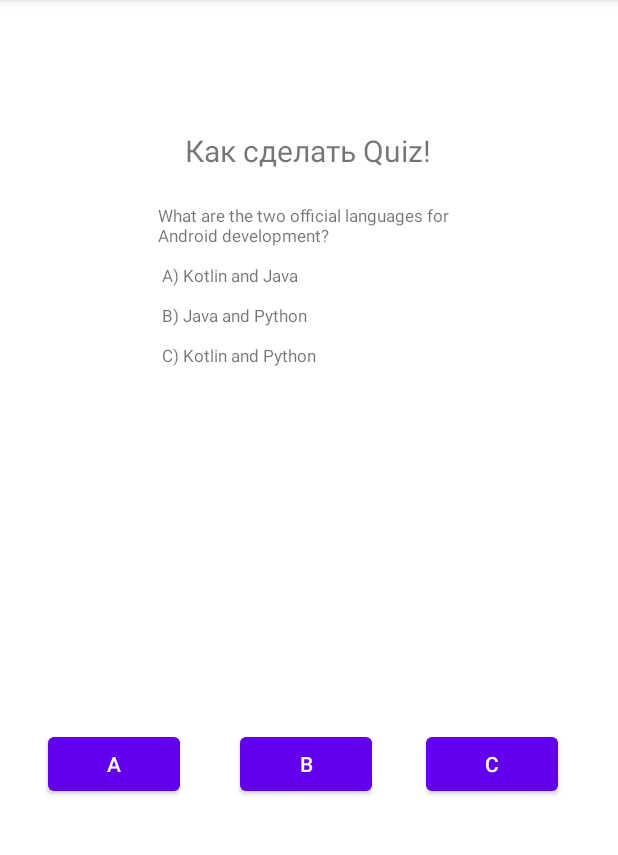
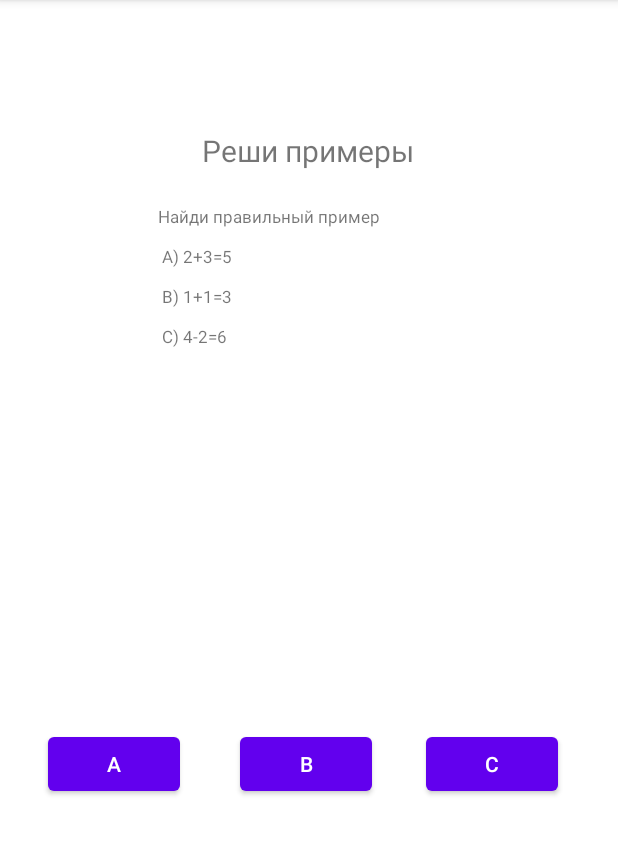
Before and after one commit to Elino4ka/Zhukova-sApps, an Android app: the screen it shows after launch (MainActivity), on a phone screen of 412 x 824 dp, the part 84-939 px from its top. Run offline under Robolectric (Android 15) with nearby library versions, the phone set to English and light mode, and no system bars.

Commit message:
Замена вопросов

```diff
--- a/app/src/main/java/com/example/testik/MainActivity.kt
+++ b/app/src/main/java/com/example/testik/MainActivity.kt
@@ -19,12 +19,12 @@ class MainActivity : AppCompatActivity() {
         var button3 = findViewById<Button>(R.id.button3)
 
         var questions = listOf(
-            "What are the two official languages for Android development? \n\n A) Kotlin and Java \n\n B) Java and Python \n\n C) Kotlin and Python",
-            "How do you define a function in Kotlin? \n\n A) void \n\n B) var \n\n C) function",
-            "What is a variable used for? \n\n A) To contain data \n\n B) To insert a random value \n\n C) Don't know",
-            "What does SDK stand for in Android SDK? \n\n A) Software Development Kit \n\n B) Software Development Kotlin \n\n C) Something Don't Know"
+            "Найди правильный пример \n\n A) 2 + 3 = 5 \n\n B) 1 + 1 = 3 \n\n C) 4 - 2 = 6",
+            "Где в примере допущена ошибка? \n\n A) 5 + 2 = 7 \n\n B) 7 - 1 = 3 \n\n C) 4 + 3 = 7",
+            "Сколько слогов в слове Арбуз? \n\n A) один \n\n B) два \n\n C) три",
+            "На тарелке лежали три помидора и два яблока. Сколько всего фруктов лежало на тарелке? \n\n A) 5 \n\n B) 3 \n\n C) 2"
         )
-        var rightAnswers = listOf(1, 2, 1, 1)
+        var rightAnswers = listOf(1, 2, 2, 3)
 
 
 
--- a/app/src/main/res/layout/activity_main.xml
+++ b/app/src/main/res/layout/activity_main.xml
@@ -10,7 +10,7 @@
         android:id="@+id/textView2"
         android:layout_width="wrap_content"
         android:layout_height="wrap_content"
-        android:text="Как сделать Quiz!"
+        android:text="Реши примеры"
         android:textSize="20sp"
         app:layout_constraintBottom_toBottomOf="parent"
         app:layout_constraintHorizontal_bias="0.498"
@@ -23,7 +23,7 @@
         android:id="@+id/textView"
         android:layout_width="200dp"
         android:layout_height="wrap_content"
-        android:text="What are the two official languages for Android development? \n\n A) Kotlin and Java \n\n B) Java and Python \n\n C) Kotlin and Python"
+        android:text="Найди правильный пример \n\n A) 2+3=5 \n\n B) 1+1=3 \n\n C) 4-2=6"
         android:textSize="11sp"
         app:layout_constraintBottom_toTopOf="@+id/button"
         app:layout_constraintEnd_toEndOf="parent"
```
